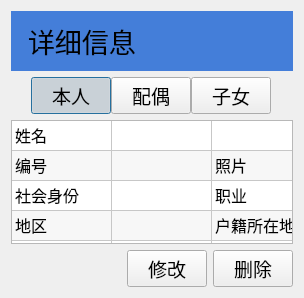
The window that ui/widgets/subpages/Page1_1/detailPage/dialog.ui (ArcherLuo233/election-s-prediction) describes before a commit, drawn with Qt 5.
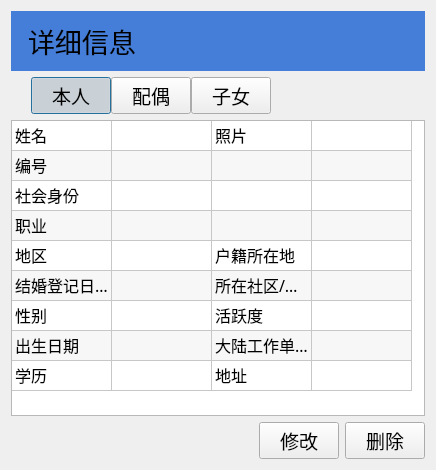
The same window after the commit.

```diff
--- a/ui/widgets/subpages/Page1_1/detailPage/dialog.ui
+++ b/ui/widgets/subpages/Page1_1/detailPage/dialog.ui
@@ -6,8 +6,8 @@
    <rect>
     <x>0</x>
     <y>0</y>
-    <width>304</width>
-    <height>298</height>
+    <width>436</width>
+    <height>470</height>
    </rect>
   </property>
   <property name="font">
@@ -36,8 +36,8 @@
        <rect>
         <x>0</x>
         <y>0</y>
-        <width>286</width>
-        <height>280</height>
+        <width>418</width>
+        <height>452</height>
        </rect>
       </property>
       <layout class="QVBoxLayout" name="verticalLayout_2">
@@ -144,7 +144,7 @@
           </font>
          </property>
          <property name="verticalScrollBarPolicy">
-          <enum>Qt::ScrollBarAlwaysOff</enum>
+          <enum>Qt::ScrollBarAsNeeded</enum>
          </property>
          <property name="horizontalScrollBarPolicy">
           <enum>Qt::ScrollBarAlwaysOff</enum>
@@ -198,6 +198,11 @@
            <string>New Row</string>
           </property>
          </row>
+         <row>
+          <property name="text">
+           <string>New Row</string>
+          </property>
+         </row>
          <column>
           <property name="text">
            <string>New Column</string>
@@ -223,7 +228,12 @@
            <string>姓名</string>
           </property>
           <property name="flags">
-           <set>NoItemFlags</set>
+           <set>ItemIsEnabled</set>
+          </property>
+         </item>
+         <item row="0" column="2">
+          <property name="text">
+           <string>照片</string>
           </property>
          </item>
          <item row="1" column="0">
@@ -231,12 +241,12 @@
            <string>编号</string>
           </property>
           <property name="flags">
-           <set>NoItemFlags</set>
+           <set>ItemIsEnabled</set>
           </property>
          </item>
          <item row="1" column="2">
           <property name="text">
-           <string>照片</string>
+           <string/>
           </property>
          </item>
          <item row="2" column="0">
@@ -244,7 +254,7 @@
            <string>社会身份</string>
           </property>
           <property name="flags">
-           <set>NoItemFlags</set>
+           <set>ItemIsEnabled</set>
           </property>
          </item>
          <item row="2" column="1">
@@ -254,7 +264,7 @@
          </item>
          <item row="2" column="2">
           <property name="text">
-           <string>职业</string>
+           <string/>
           </property>
           <property name="flags">
            <set>NoItemFlags</set>
@@ -262,15 +272,15 @@
          </item>
          <item row="3" column="0">
           <property name="text">
-           <string>地区</string>
+           <string>职业</string>
           </property>
           <property name="flags">
-           <set>NoItemFlags</set>
+           <set>ItemIsEnabled</set>
           </property>
          </item>
          <item row="3" column="2">
           <property name="text">
-           <string>户籍所在地</string>
+           <string/>
           </property>
           <property name="flags">
            <set>NoItemFlags</set>
@@ -278,66 +288,82 @@
          </item>
          <item row="4" column="0">
           <property name="text">
-           <string>结婚登记日期</string>
+           <string>地区</string>
           </property>
           <property name="flags">
-           <set>NoItemFlags</set>
+           <set>ItemIsEnabled</set>
           </property>
          </item>
          <item row="4" column="2">
           <property name="text">
-           <string>所在社区/镇村</string>
+           <string>户籍所在地</string>
           </property>
           <property name="flags">
-           <set>NoItemFlags</set>
+           <set>ItemIsEnabled</set>
           </property>
          </item>
          <item row="5" column="0">
           <property name="text">
-           <string>性别</string>
+           <string>结婚登记日期</string>
           </property>
           <property name="flags">
-           <set>NoItemFlags</set>
+           <set>ItemIsEnabled</set>
           </property>
          </item>
          <item row="5" column="2">
           <property name="text">
-           <string>活跃度</string>
+           <string>所在社区/镇村</string>
           </property>
           <property name="flags">
-           <set>NoItemFlags</set>
+           <set>ItemIsEnabled</set>
           </property>
          </item>
          <item row="6" column="0">
           <property name="text">
-           <string>出生日期</string>
+           <string>性别</string>
           </property>
           <property name="flags">
-           <set>NoItemFlags</set>
+           <set>ItemIsEnabled</set>
           </property>
          </item>
          <item row="6" column="2">
           <property name="text">
-           <string>大陆工作单位</string>
+           <string>活跃度</string>
           </property>
           <property name="flags">
-           <set>NoItemFlags</set>
+           <set>ItemIsEnabled</set>
           </property>
          </item>
          <item row="7" column="0">
           <property name="text">
-           <string>学历</string>
+           <string>出生日期</string>
           </property>
           <property name="flags">
-           <set>NoItemFlags</set>
+           <set>ItemIsEnabled</set>
           </property>
          </item>
          <item row="7" column="2">
           <property name="text">
+           <string>大陆工作单位</string>
+          </property>
+          <property name="flags">
+           <set>ItemIsEnabled</set>
+          </property>
+         </item>
+         <item row="8" column="0">
+          <property name="text">
+           <string>学历</string>
+          </property>
+          <property name="flags">
+           <set>ItemIsEnabled</set>
+          </property>
+         </item>
+         <item row="8" column="2">
+          <property name="text">
            <string>地址</string>
           </property>
           <property name="flags">
-           <set>NoItemFlags</set>
+           <set>ItemIsEnabled</set>
           </property>
          </item>
         </widget>
```
